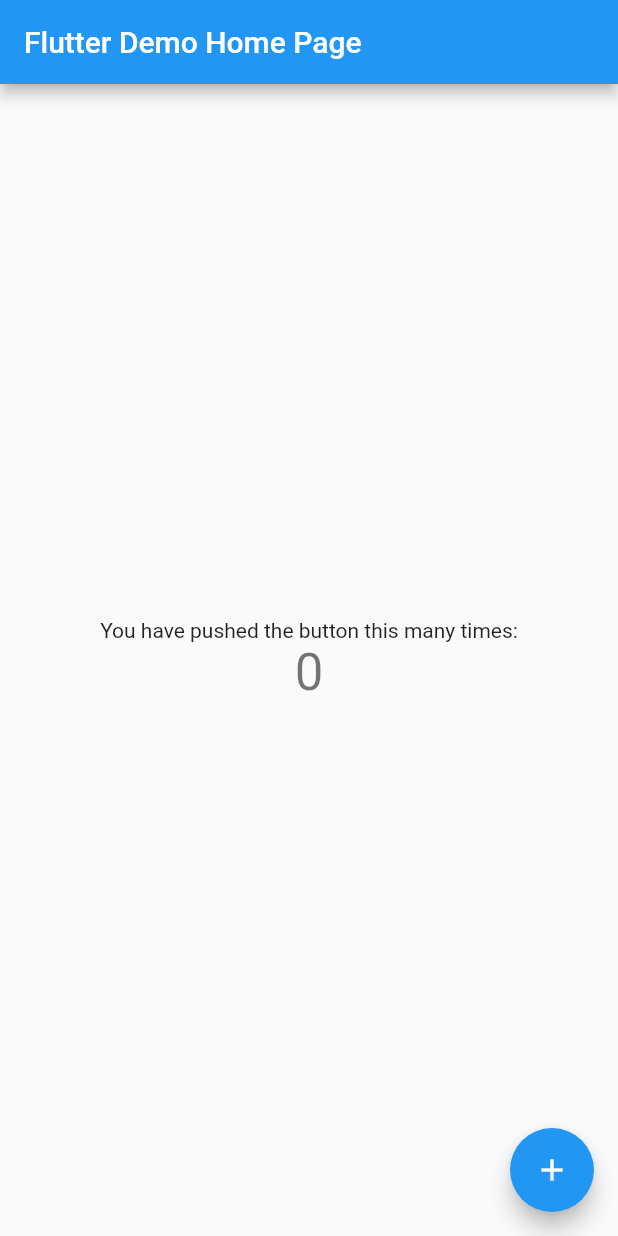
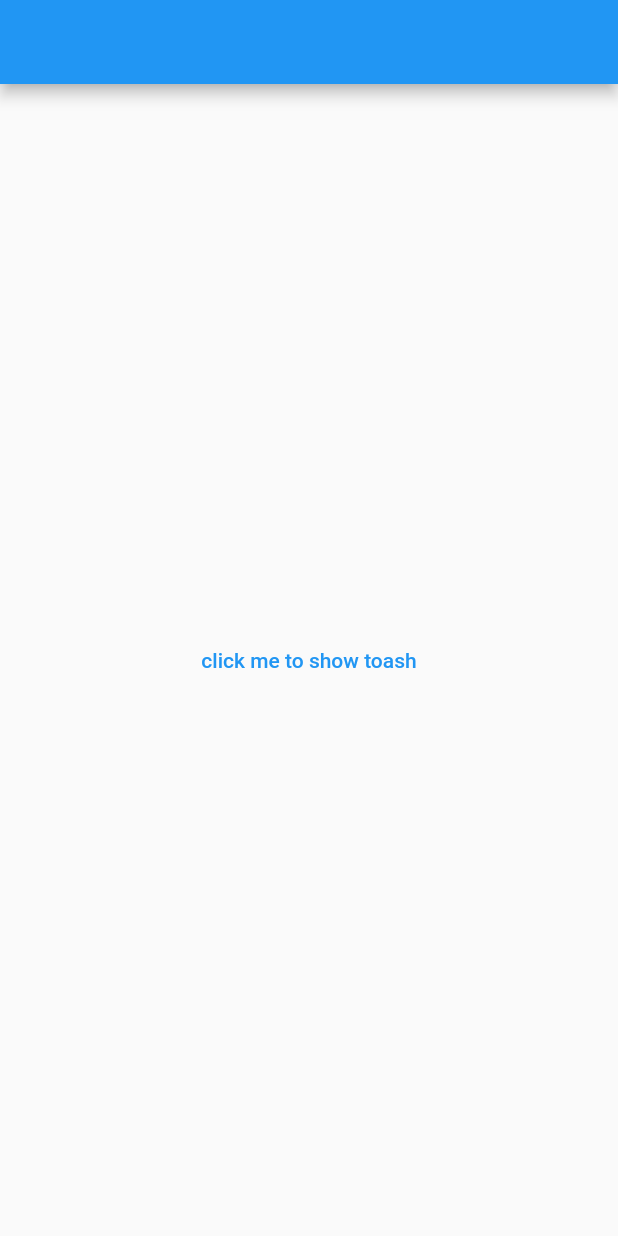
Before and after one commit to NikkiRufiansya/sosprog, a Flutter app: the screen it shows after launch, on a phone screen of 412 x 824 dp. Run offline on Flutter 3.47's test engine with Material 2 defaults, Android fonts, the phone set to English and light mode, and no system bars; drawn by our look-alikes of oktoast; our stand-ins replace flutter_screenutil.

Commit message:
inisial again

```diff
--- /dev/null
+++ b/lib/core/utils/string_utils.dart
@@ -0,0 +1,8 @@
+class Strings {
+  factory Strings() => _instance;
+  Strings.internal();
+  static final Strings _instance = Strings.internal();
+
+  static String exampletoas = "click me to show toash";
+  static String exampletoasmesage = "this is example toas gusy";
+}
--- /dev/null
+++ b/lib/future/home/screen/home_screen.dart
@@ -0,0 +1,33 @@
+import 'package:flutter/material.dart';
+import 'package:oktoast/oktoast.dart';
+import 'package:sosprong/core/utils/string_utils.dart';
+import 'package:sosprong/core/widget/cutom_toas.dart';
+
+class HomePage extends StatefulWidget {
+  const HomePage({Key? key}) : super(key: key);
+
+  @override
+  State<HomePage> createState() => _HomePageState();
+}
+
+class _HomePageState extends State<HomePage> {
+  @override
+  Widget build(BuildContext context) {
+    return Scaffold(
+      appBar: AppBar(),
+      body: Center(
+        child: TextButton(
+            onPressed: () {
+              showToastWidget(CustomToastWidget(
+                icon: Icons.warning,
+                iconcolor: Colors.red,
+                message: Strings.exampletoasmesage,
+                messagecolor: Colors.white,
+                toascolor: Colors.amber,
+              ));
+            },
+            child: Text(Strings.exampletoas)),
+      ),
+    );
+  }
+}
--- a/lib/main.dart
+++ b/lib/main.dart
@@ -1,4 +1,7 @@
 import 'package:flutter/material.dart';
+import 'package:sosprong/future/home/screen/home_screen.dart';
+import 'package:flutter_screenutil/flutter_screenutil.dart';
+import 'package:oktoast/oktoast.dart';
 
 void main() {
   runApp(const MyApp());
@@ -7,109 +10,23 @@
 class MyApp extends StatelessWidget {
   const MyApp({Key? key}) : super(key: key);
 
-  // This widget is the root of your application.
   @override
   Widget build(BuildContext context) {
-    return MaterialApp(
-      title: 'Flutter Demo',
-      theme: ThemeData(
-        // This is the theme of your application.
-        //
-        // Try running your application with "flutter run". You'll see the
-        // application has a blue toolbar. Then, without quitting the app, try
-        // changing the primarySwatch below to Colors.green and then invoke
-        // "hot reload" (press "r" in the console where you ran "flutter run",
-        // or simply save your changes to "hot reload" in a Flutter IDE).
-        // Notice that the counter didn't reset back to zero; the application
-        // is not restarted.
-        primarySwatch: Colors.blue,
-      ),
-      home: const MyHomePage(title: 'Flutter Demo Home Page'),
+    return ScreenUtilInit(
+      designSize: const Size(375, 812),
+      builder: (context, child) {
+        return OKToast(
+          position: ToastPosition.top,
+          child: MaterialApp(
+            debugShowCheckedModeBanner: false,
+            title: 'sosprog',
+            theme: ThemeData(
+              primarySwatch: Colors.blue,
+            ),
+            home: const HomePage(),
+          ),
+        );
+      },
     );
   }
 }
-
-class MyHomePage extends StatefulWidget {
-  const MyHomePage({Key? key, required this.title}) : super(key: key);
-
-  // This widget is the home page of your application. It is stateful, meaning
-  // that it has a State object (defined below) that contains fields that affect
-  // how it looks.
-
-  // This class is the configuration for the state. It holds the values (in this
-  // case the title) provided by the parent (in this case the App widget) and
-  // used by the build method of the State. Fields in a Widget subclass are
-  // always marked "final".
-
-  final String title;
-
-  @override
-  State<MyHomePage> createState() => _MyHomePageState();
-}
-
-class _MyHomePageState extends State<MyHomePage> {
-  int _counter = 0;
-
-  void _incrementCounter() {
-    setState(() {
-      // This call to setState tells the Flutter framework that something has
-      // changed in this State, which causes it to rerun the build method below
-      // so that the display can reflect the updated values. If we changed
-      // _counter without calling setState(), then the build method would not be
-      // called again, and so nothing would appear to happen.
-      _counter++;
-    });
-  }
-
-  @override
-  Widget build(BuildContext context) {
-    // This method is rerun every time setState is called, for instance as done
-    // by the _incrementCounter method above.
-    //
-    // The Flutter framework has been optimized to make rerunning build methods
-    // fast, so that you can just rebuild anything that needs updating rather
-    // than having to individually change instances of widgets.
-    return Scaffold(
-      appBar: AppBar(
-        // Here we take the value from the MyHomePage object that was created by
-        // the App.build method, and use it to set our appbar title.
-        title: Text(widget.title),
-      ),
-      body: Center(
-        // Center is a layout widget. It takes a single child and positions it
-        // in the middle of the parent.
-        child: Column(
-          // Column is also a layout widget. It takes a list of children and
-          // arranges them vertically. By default, it sizes itself to fit its
-          // children horizontally, and tries to be as tall as its parent.
-          //
-          // Invoke "debug painting" (press "p" in the console, choose the
-          // "Toggle Debug Paint" action from the Flutter Inspector in Android
-          // Studio, or the "Toggle Debug Paint" command in Visual Studio Code)
-          // to see the wireframe for each widget.
-          //
-          // Column has various properties to control how it sizes itself and
-          // how it positions its children. Here we use mainAxisAlignment to
-          // center the children vertically; the main axis here is the vertical
-          // axis because Columns are vertical (the cross axis would be
-          // horizontal).
-          mainAxisAlignment: MainAxisAlignment.center,
-          children: <Widget>[
-            const Text(
-              'You have pushed the button this many times:',
-            ),
-            Text(
-              '$_counter',
-              style: Theme.of(context).textTheme.headline4,
-            ),
-          ],
-        ),
-      ),
-      floatingActionButton: FloatingActionButton(
-        onPressed: _incrementCounter,
-        tooltip: 'Increment',
-        child: const Icon(Icons.add),
-      ), // This trailing comma makes auto-formatting nicer for build methods.
-    );
-  }
-}
--- a/pubspec.yaml
+++ b/pubspec.yaml
@@ -31,6 +31,8 @@
     sdk: flutter
   flutter_screenutil: ^5.5.4
   dio: ^4.0.6
+  oktoast: ^3.3.1
+  # //oktoast: ^3.2.0
 
 
   # The following adds the Cupertino Icons font to your application.
```
Also changed, not shown: lib/core/widget/cutom_toas.dart (added, +48 -0 lines), lib/future/model/home_model.dart (added), pubspec.lock.
